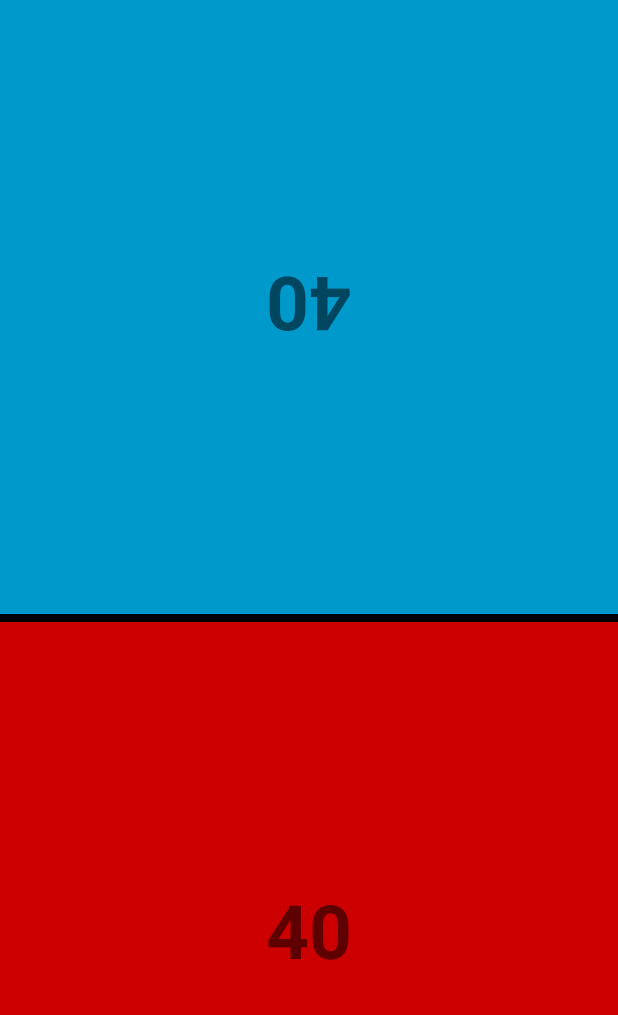
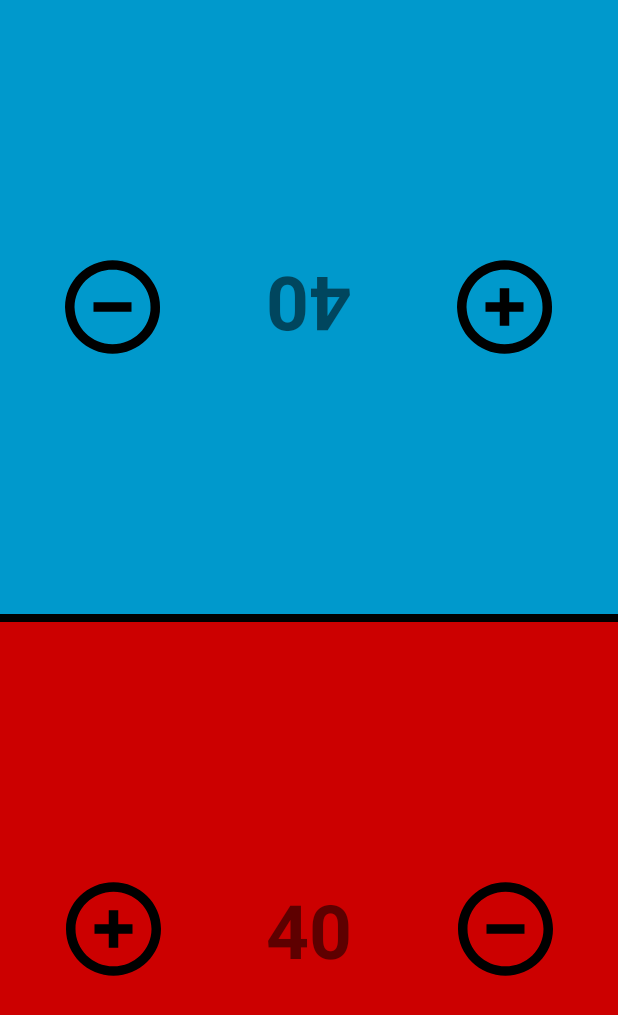
Before and after one commit to johnsondj45/Dilly_First_Project, an Android app: the layout two_players.xml on its own in the app's theme, with its tools: preview values and no code run, on a phone screen of 412 x 824 dp. Shown: the top 1015 px of the screen. Run offline under Robolectric (Android 15) with nearby library versions, the phone set to English and light mode, and no system bars.

Commit message:
Updated layout to use new assets & added functionality for buttons

```diff
--- a/app/src/main/java/com/example/dillysfirstproject/activities/MainActivity.kt
+++ b/app/src/main/java/com/example/dillysfirstproject/activities/MainActivity.kt
@@ -1,6 +1,7 @@
 package com.example.dillysfirstproject.activities
 
 import android.app.Activity
+import android.content.Intent
 import android.os.Bundle
 import com.example.dillysfirstproject.databinding.MainActivityBinding
 
@@ -12,5 +13,9 @@ class MainActivity : Activity() {
         binding = MainActivityBinding.inflate(layoutInflater)
         val view = binding.root
         setContentView(view)
+        binding.button1.setOnClickListener {
+            val intent = Intent(this, TwoPlayerActivity::class.java)
+            startActivity(intent)
+        }
     }
 }
--- a/app/src/main/res/layout/two_players.xml
+++ b/app/src/main/res/layout/two_players.xml
@@ -28,25 +28,25 @@
             android:id="@+id/plyr_two_lwr_btn"
             android:layout_width="63dp"
             android:layout_height="65dp"
-            android:background="@android:color/holo_blue_dark"
+            android:background="@drawable/minus"
             android:scaleType="fitCenter"
             app:layout_constraintBottom_toBottomOf="parent"
             app:layout_constraintEnd_toEndOf="parent"
             app:layout_constraintStart_toEndOf="@+id/plyr_two_hth_txt"
             app:layout_constraintTop_toTopOf="parent"
-            app:srcCompat="@android:drawable/arrow_up_float" />
+            />
 
         <ImageButton
             android:id="@+id/plyr_two_hgr_btn"
             android:layout_width="63dp"
             android:layout_height="65dp"
-            android:background="@android:color/holo_blue_dark"
+            android:background="@drawable/plus"
             android:scaleType="fitCenter"
             app:layout_constraintBottom_toBottomOf="parent"
             app:layout_constraintEnd_toStartOf="@+id/plyr_two_hth_txt"
             app:layout_constraintStart_toStartOf="parent"
             app:layout_constraintTop_toTopOf="parent"
-            app:srcCompat="@android:drawable/arrow_down_float" />
+             />
 
         <TextView
             android:id="@+id/plyr_two_hth_txt"
@@ -77,25 +77,24 @@
             android:id="@+id/plyr_one_hgr_btn"
             android:layout_width="63dp"
             android:layout_height="65dp"
-            android:background="@android:color/holo_red_dark"
+            android:background="@drawable/plus"
             android:scaleType="fitCenter"
             app:layout_constraintBottom_toBottomOf="parent"
             app:layout_constraintEnd_toStartOf="@+id/plyr_one_hth_txt"
             app:layout_constraintStart_toStartOf="parent"
             app:layout_constraintTop_toTopOf="parent"
-            app:srcCompat="@android:drawable/arrow_up_float" />
+             />
 
         <ImageButton
             android:id="@+id/plyr_one_lwr_btn"
             android:layout_width="63dp"
             android:layout_height="65dp"
-            android:background="@android:color/holo_red_dark"
+            android:background="@drawable/minus"
             android:scaleType="fitCenter"
             app:layout_constraintBottom_toBottomOf="parent"
             app:layout_constraintEnd_toEndOf="parent"
             app:layout_constraintStart_toEndOf="@+id/plyr_one_hth_txt"
-            app:layout_constraintTop_toTopOf="parent"
-            app:srcCompat="@android:drawable/arrow_down_float" />
+            app:layout_constraintTop_toTopOf="parent"/>
 
         <TextView
             android:id="@+id/plyr_one_hth_txt"
```
Also changed, not shown: app/src/main/java/com/example/dillysfirstproject/activities/TwoPlayerActivity.kt (added, +45 -0 lines).
